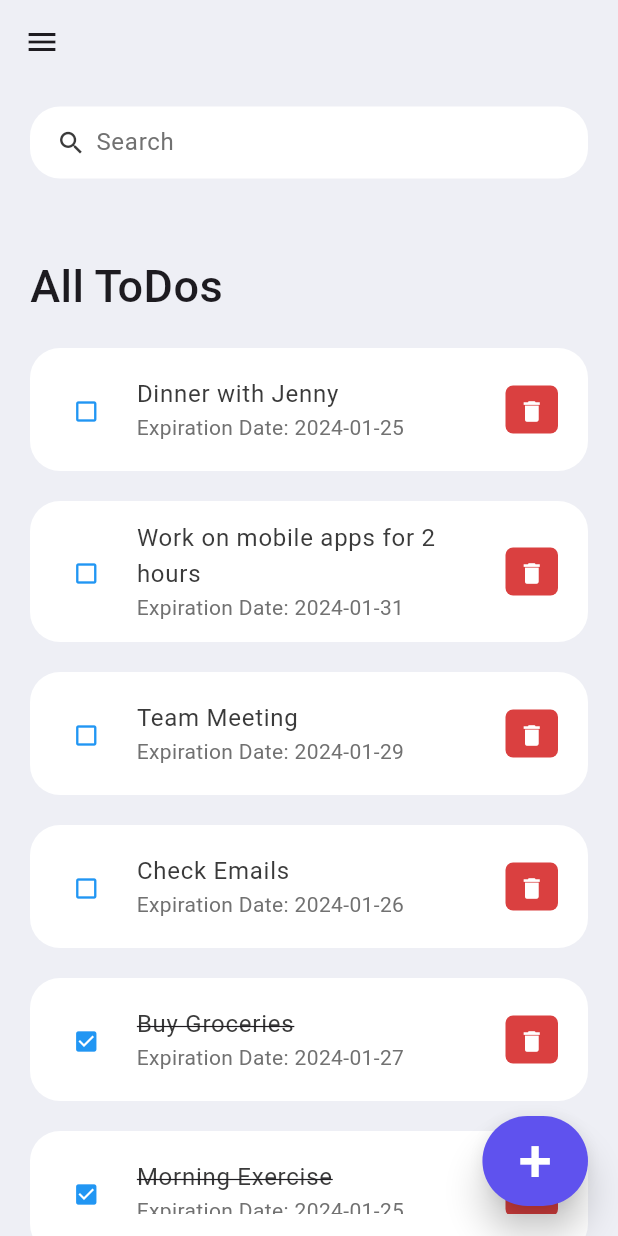
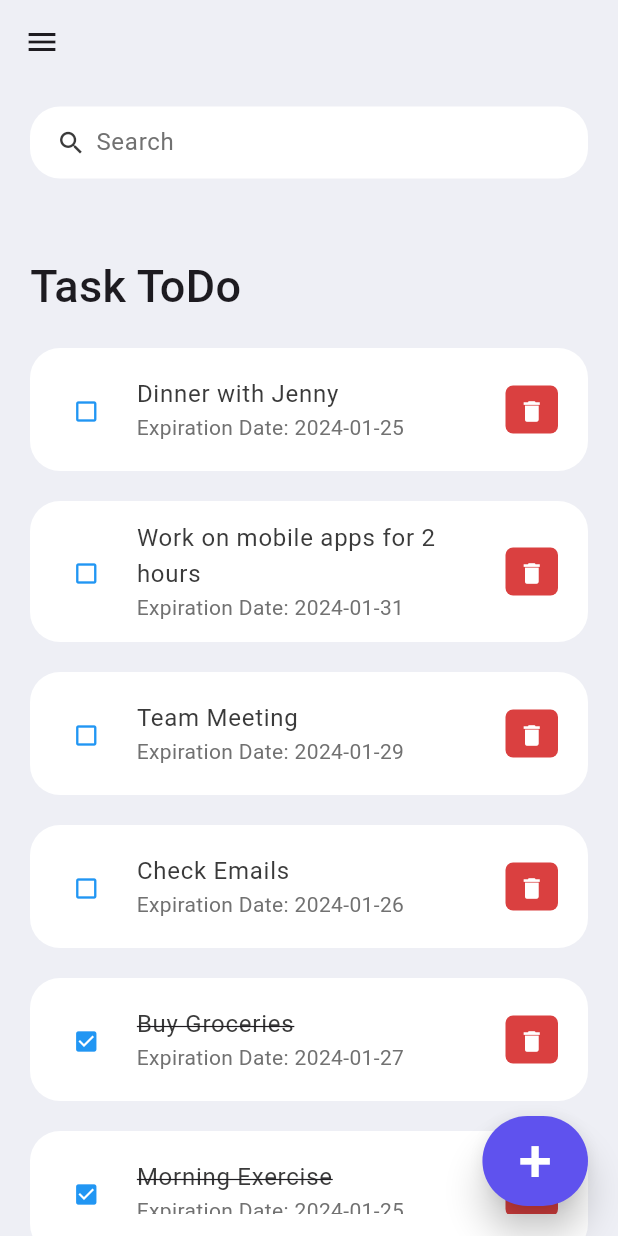
Before and after one commit to auperman-lab/todotask, a Flutter app: the AppMenu widget shown alone on an empty page, opened directly, after a tap on "Task To Do", on a phone screen of 412 x 824 dp. Run offline on Flutter 3.47's test engine with Material 3 defaults, Android fonts, the phone set to English and light mode, and no system bars; our stand-ins replace firebase_auth, firebase_core; accounts and stored records are empty; network calls fail.

Commit message:
added firebase

```diff
--- a/lib/screens/home.dart
+++ b/lib/screens/home.dart
@@ -1,226 +1,51 @@
-import 'package:flutter/foundation.dart';
+import 'package:firebase_auth/firebase_auth.dart';
 import 'package:flutter/material.dart';
-
-import '../model/todo.dart';
-import '../constants/colors.dart';
-import '../widgets/addTaskOverlay.dart';
-import '../widgets/todoDetailsPopup.dart';
-import '../widgets/todo_item.dart';
-import '../widgets/appMenu.dart';
-
+import '../auth.dart';
 
 class Home extends StatefulWidget {
-  static const String routeName = "/";
+  Home({Key? key}) : super(key: key);
 
+  final Auth _auth = Auth();
+  User? user;
 
-  const Home({Key? key}) : super(key: key);
+  Future<void> signOut() async {
+    await _auth.signOut();
+  }
+
+  Widget _title() {
+    return const Text('firebase auth');
+  }
+
+  Widget _userUid() {
+    return Text('${user?.email}');
+  }
+
+  Widget _signOutButton() {
+    return ElevatedButton(
+      onPressed: signOut,
+      child: const Text('sign out'),
+    );
+  }
 
   @override
-  State<Home> createState() => _HomeState();
+  _HomeState createState() => _HomeState();
 }
 
 class _HomeState extends State<Home> {
-  final todosList = ToDo.todoList();
-  List<ToDo> _foundToDo = [];
-  final _todoController = TextEditingController();
-
-
-  @override
-  void initState() {
-    _foundToDo = todosList;
-    super.initState();
-  }
-
   @override
   Widget build(BuildContext context) {
     return Scaffold(
-      backgroundColor: tdBGColor,
-      drawer: AppMenu(),
-      appBar: _buildAppBar(),
-      body: Stack(
+      appBar: AppBar(
+        title: widget._title(),
+      ),
+      body: Column(
+        mainAxisAlignment: MainAxisAlignment.center,
+        crossAxisAlignment: CrossAxisAlignment.center,
         children: [
-          Container(
-            padding: const EdgeInsets.symmetric(
-              horizontal: 20,
-              vertical: 15,
-            ),
-            child: Column(
-              children: [
-                searchBox(),
-                Expanded(
-                  child: ListView(
-                    children: [
-                      Container(
-                        margin: const EdgeInsets.only(
-                          top: 50,
-                          bottom: 20,
-                        ),
-                        child: const Text(
-                          'All ToDos',
-                          style: TextStyle(
-                            fontSize: 30,
-                            fontWeight: FontWeight.w500,
-                          ),
-                        ),
-                      ),
-                      for (ToDo todoo in _foundToDo.reversed)
-                        ToDoItem(
-                          todo: todoo,
-                          onDone: _handleToDoChange,
-                          onDetails: _handleToDoDetails,
-                          onDeleteItem: _deleteToDoItem,
-                        ),
-                    ],
-                  ),
-                )
-              ],
-            ),
-          ),
-          Align(
-            alignment: Alignment.bottomRight,
-            child: Stack(
-              alignment: Alignment.bottomRight,
-              children: [
-                Container(
-                  margin: const EdgeInsets.only(
-                    bottom: 20,
-                    right: 20,
-                  ),
-                  child: ElevatedButton(
-                    onPressed: () {
-                      _showAddTaskOverlay(context);
-                    },
-                    style: ElevatedButton.styleFrom(
-                      backgroundColor: tdBlue,
-                      minimumSize: const Size(60, 60),
-                      elevation: 10,
-                    ),
-                    child: const Text(
-                      '+',
-                      style: TextStyle(fontSize: 40, color: Colors.white),
-                    ),
-                  ),
-                ),
-              ],
-            ),
-          ),
+          widget._userUid(),
+          widget._signOutButton(),
         ],
       ),
     );
   }
-
-  void _handleToDoChange(ToDo todo) {
-    todo.isDone = !todo.isDone;
-  }
-
-  void _handleToDoDetails(ToDo todo) {
-    showDialog(
-      context: context,
-      builder: (BuildContext context) {
-        return TodoDetailsPopup(todo: todo);
-      },
-    );
-  }
-
-  void _deleteToDoItem(String id) {
-    setState(() {
-      todosList.removeWhere((item) => item.id == id);
-    });
-  }
-
-  // ignore: no_leading_underscores_for_local_identifiers
-  void _addToDoItem(
-      String title, String _description, DateTime? expirationDate) {
-    setState(() {
-      todosList.add(ToDo(
-        id: DateTime.now().millisecondsSinceEpoch.toString(),
-        todoText: title,
-        description: _description,
-        expirationDate: expirationDate,
-      ));
-    });
-    _todoController.clear();
-  }
-
-  void _showAddTaskOverlay(BuildContext context) {
-    showModalBottomSheet(
-      context: context,
-      isScrollControlled: true,
-      builder: (BuildContext context) {
-        return BottomSlideInput(
-          onSubmit: (taskName, taskDescription, taskDate) {
-            if (kDebugMode) {
-              print(
-                  'Added task: $taskName, Description: $taskDescription, Date: $taskDate');
-            }
-            _addToDoItem(taskName, taskDescription, taskDate);
-            Navigator.pop(context); // Close the BottomSlideInput
-          },
-        );
-      },
-    );
-  }
-
-  void _runFilter(String enteredKeyword) {
-    List<ToDo> results = [];
-    if (enteredKeyword.isEmpty) {
-      results = todosList;
-    } else {
-      results = todosList
-          .where((item) => item.todoText!
-              .toLowerCase()
-              .contains(enteredKeyword.toLowerCase()))
-          .toList();
-    }
-
-    setState(() {
-      _foundToDo = results;
-    });
-  }
-
-  Widget searchBox() {
-    return Container(
-      padding: const EdgeInsets.symmetric(horizontal: 15),
-      decoration: BoxDecoration(
-        color: Colors.white,
-        borderRadius: BorderRadius.circular(20),
-      ),
-      child: TextField(
-        onChanged: (value) => _runFilter(value),
-        decoration: const InputDecoration(
-          contentPadding: EdgeInsets.all(0),
-          prefixIcon: Icon(
-            Icons.search,
-            color: tdBlack,
-            size: 20,
-          ),
-          prefixIconConstraints: BoxConstraints(
-            maxHeight: 20,
-            minWidth: 25,
-          ),
-          border: InputBorder.none,
-          hintText: 'Search',
-          hintStyle: TextStyle(color: tdGrey),
-        ),
-      ),
-    );
-  }
-
-  AppBar _buildAppBar() {
-    return AppBar(
-      backgroundColor: tdBGColor,
-      elevation: 0,
-      title: Row(mainAxisAlignment: MainAxisAlignment.spaceBetween, children: [
-
-        // SizedBox(
-        //   height: 40,
-        //   width: 40,
-        //   child: ClipRRect(
-        //     borderRadius: BorderRadius.circular(20),
-        //     child: Image.asset('assets/images/avatar.jpeg'),
-        //   ),
-        // ),
-      ]),
-    );
-  }
 }
--- /dev/null
+++ b/lib/screens/tasksToDo.dart
@@ -0,0 +1,216 @@
+import 'package:flutter/foundation.dart';
+import 'package:flutter/material.dart';
+import '../model/todo.dart';
+import '../constants/colors.dart';
+import '../widgets/addTaskOverlay.dart';
+import '../widgets/todoDetailsPopup.dart';
+import '../widgets/todo_item.dart';
+import '../widgets/appMenu.dart';
+
+class TaskToDo extends StatefulWidget {
+  static const String routeName = "/tasktodo";
+
+  const TaskToDo({Key? key}) : super(key: key);
+
+  @override
+  State<TaskToDo> createState() => _TaskToDoState();
+}
+
+class _TaskToDoState extends State<TaskToDo> {
+  final todosList = ToDo.todoList();
+  List<ToDo> _foundToDo = [];
+  final _todoController = TextEditingController();
+
+  @override
+  void initState() {
+    _foundToDo = todosList;
+    super.initState();
+  }
+
+  @override
+  Widget build(BuildContext context) {
+    return Scaffold(
+      backgroundColor: tdBGColor,
+      drawer: AppMenu(),
+      appBar: _buildAppBar(),
+      body: Stack(
+        children: [
+          Container(
+            padding: const EdgeInsets.symmetric(
+              horizontal: 20,
+              vertical: 15,
+            ),
+            child: Column(
+              children: [
+                searchBox(),
+                Expanded(
+                  child: ListView(
+                    children: [
+                      Container(
+                        margin: const EdgeInsets.only(
+                          top: 50,
+                          bottom: 20,
+                        ),
+                        child: const Text(
+                          'Task ToDo',
+                          style: TextStyle(
+                            fontSize: 30,
+                            fontWeight: FontWeight.w500,
+                          ),
+                        ),
+                      ),
+                      for (ToDo todoo in _foundToDo.reversed)
+                        ToDoItem(
+                          todo: todoo,
+                          onDone: _handleToDoChange,
+                          onDetails: _handleToDoDetails,
+                          onDeleteItem: _deleteToDoItem,
+                        ),
+                    ],
+                  ),
+                )
+              ],
+            ),
+          ),
+          Align(
+            alignment: Alignment.bottomRight,
+            child: Stack(
+              alignment: Alignment.bottomRight,
+              children: [
+                Container(
+                  margin: const EdgeInsets.only(
+                    bottom: 20,
+                    right: 20,
+                  ),
+                  child: ElevatedButton(
+                    onPressed: () {
+                      _showAddTaskOverlay(context);
+                    },
+                    style: ElevatedButton.styleFrom(
+                      backgroundColor: tdBlue,
+                      minimumSize: const Size(60, 60),
+                      elevation: 10,
+                    ),
+                    child: const Text(
+                      '+',
+                      style: TextStyle(fontSize: 40, color: Colors.white),
+                    ),
+                  ),
+                ),
+              ],
+            ),
+          ),
+        ],
+      ),
+    );
+  }
+
+  void _handleToDoChange(ToDo todo) {
+    todo.isDone = !todo.isDone;
+  }
+
+  void _handleToDoDetails(ToDo todo) {
+    showDialog(
+      context: context,
+      builder: (BuildContext context) {
+        return TodoDetailsPopup(todo: todo);
+      },
+    );
+  }
+
+  void _deleteToDoItem(String id) {
+    setState(() {
+      todosList.removeWhere((item) => item.id == id);
+    });
+  }
+
+  void _showAddTaskOverlay(BuildContext context) {
+    showModalBottomSheet(
+      context: context,
+      isScrollControlled: true,
+      builder: (BuildContext context) {
+        return BottomSlideInput(
+          onSubmit: (taskName, taskDescription, taskDate) {
+            if (kDebugMode) {
+              print(
+                  'Added task: $taskName, Description: $taskDescription, Date: $taskDate');
+            }
+            _addToDoItem(taskName, taskDescription, taskDate);
+            Navigator.pop(context); // Close the BottomSlideInput
+          },
+        );
+      },
+    );
+  }
+
+  void _addToDoItem(
+      String title, String _description, DateTime? expirationDate) {
+    setState(() {
+      todosList.add(ToDo(
+        id: DateTime.now().millisecondsSinceEpoch.toString(),
+        todoText: title,
+        description: _description,
+        expirationDate: expirationDate,
+      ));
+    });
+    _todoController.clear();
+  }
+
+  void _runFilter(String enteredKeyword) {
+    List<ToDo> results = [];
+    if (enteredKeyword.isEmpty) {
+      results = todosList;
+    } else {
+      results = todosList
+          .where((item) => item.todoText!
+          .toLowerCase()
+          .contains(enteredKeyword.toLowerCase()))
+          .toList();
+    }
+
+    setState(() {
+      _foundToDo = results;
+    });
+  }
+
+  Widget searchBox() {
+    return Container(
+      padding: const EdgeInsets.symmetric(horizontal: 15),
+      decoration: BoxDecoration(
+        color: Colors.white,
+        borderRadius: BorderRadius.circular(20),
+      ),
+      child: TextField(
+        onChanged: (value) => _runFilter(value),
+        decoration: const InputDecoration(
+          contentPadding: EdgeInsets.all(0),
+          prefixIcon: Icon(
+            Icons.search,
+            color: tdBlack,
+            size: 20,
+          ),
+          prefixIconConstraints: BoxConstraints(
+            maxHeight: 20,
+            minWidth: 25,
+          ),
+          border: InputBorder.none,
+          hintText: 'Search',
+          hintStyle: TextStyle(color: tdGrey),
+        ),
+      ),
+    );
+  }
+
+  AppBar _buildAppBar() {
+    return AppBar(
+      backgroundColor: tdBGColor,
+      elevation: 0,
+      title: Row(
+        mainAxisAlignment: MainAxisAlignment.spaceBetween,
+        children: [
+          // TODO: Add any app bar items as needed
+        ],
+      ),
+    );
+  }
+}
--- a/lib/widgets/appMenu.dart
+++ b/lib/widgets/appMenu.dart
@@ -1,4 +1,5 @@
 import 'package:flutter/material.dart';
+import 'package:flutter_todo_app/screens/tasksToDo.dart';
 
 import '../screens/completedTasksScreen.dart';
 import '../screens/home.dart';
@@ -27,7 +28,7 @@ class AppMenu extends StatelessWidget {
               Navigator.push(
                 context,
                 MaterialPageRoute(
-                  builder: (context) => const Home(), // Instantiate the Home class
+                  builder: (context) => const TaskToDo(), // Instantiate the Home class
                 ),
               );
             },
```
Also changed, not shown: lib/auth.dart (added, +28 -0 lines), lib/main.dart (+7 -4 lines), lib/screens/loginRegisterPage.dart (added, +105 -0 lines), lib/widget_tree.dart (added, +32 -0 lines), 2 other files.
